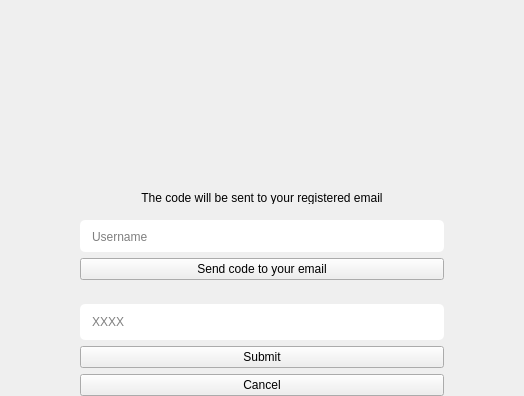
This is forgotPasswordVerificationCode.ui in Prakash5209/typing_tutor as Qt 5 draws it before an edit; both pictures show x 138 to 662 and y 0 to 396 of the 800 by 600 pixel window. The edited form follows.
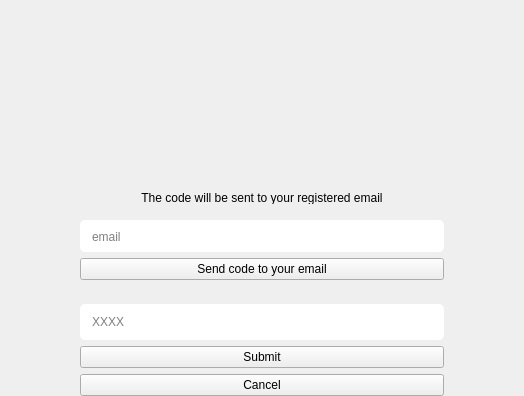
This is the edited form.

The edit to the form file:
```diff
--- a/forgotPasswordVerificationCode.ui
+++ b/forgotPasswordVerificationCode.ui
@@ -91,7 +91,7 @@
 border-radius:5px;</string>
             </property>
             <property name="placeholderText">
-             <string>Username</string>
+             <string>email</string>
             </property>
            </widget>
           </item>
```
Left out of the diff: 2 changed lines with no effect on the pictures.
